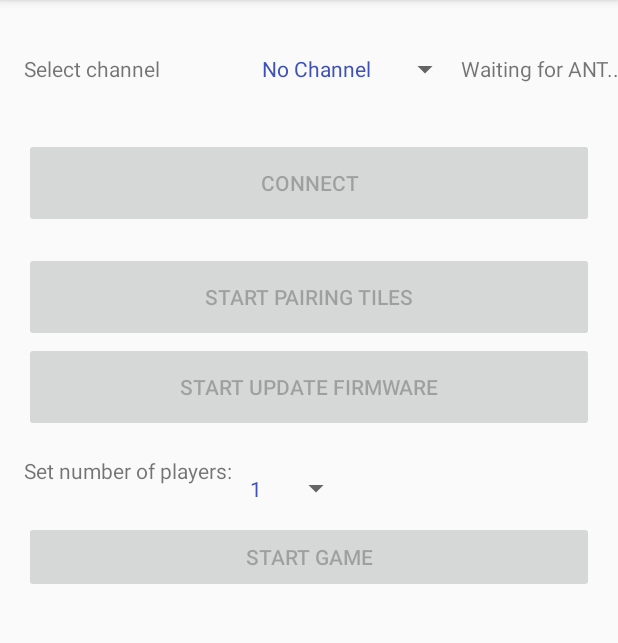
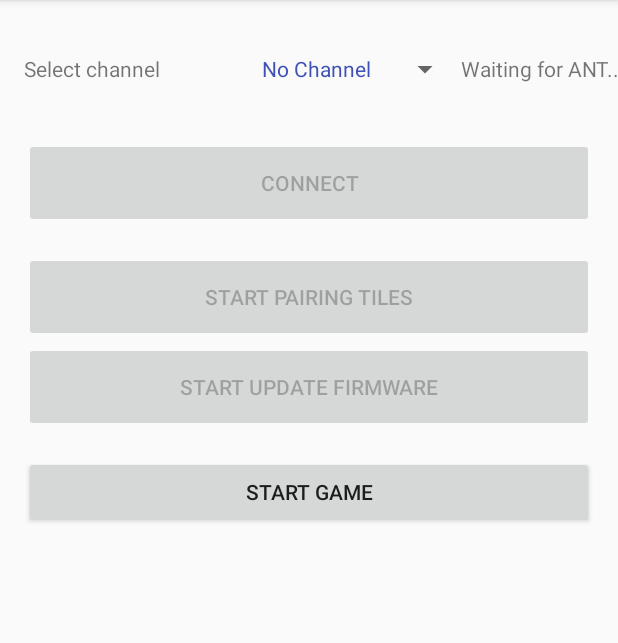
Before and after one commit to ChristineAlb/playwareHorse, an Android app: the screen it shows after launch (MainActivity), on a phone screen of 412 x 824 dp, the part 84-727 px from its top. Run offline under Robolectric (Android 15) with nearby library versions, the phone set to English and light mode, and no system bars; 1 statement that could not run was skipped.

Commit message:
something added to Horse class

```diff
--- a/app/src/main/java/com/example/christine/horse/MainActivity.java
+++ b/app/src/main/java/com/example/christine/horse/MainActivity.java
@@ -27,7 +27,7 @@ public class MainActivity extends AppCompatActivity implements OnAntEventListene
     private static String tag = MainActivity.class.getSimpleName();
     MotoConnection connection;
 
-    Spinner spinner,numPlayersSpinner;
+    Spinner spinner;
     Button connectButton,pairingButton,updFirmwareButton;
     LinearLayout actionsLayout;
     TextView tilesConnectedLabel;
@@ -146,39 +146,17 @@ public class MainActivity extends AppCompatActivity implements OnAntEventListene
             @Override
             public void onClick(View view) {
                 if(!playing) {
-                    game.setNumPlayers(numPlayersSpinner.getSelectedItemPosition());
                     game.startGame();
                     startGameButton.setText("STOP GAME");
-                    numPlayersSpinner.setEnabled(false);
                 } else {
                     game.stopGame();
                     startGameButton.setText("START GAME");
-                    numPlayersSpinner.setEnabled(true);
                 }
                 playing = !playing;
             }
         });
 
-        numPlayersSpinner = (Spinner) findViewById(R.id.numPlayersSpinner);
-        ArrayAdapter<String> adapter2 = new ArrayAdapter<String>(this, R.layout.spinner_item, getResources().getStringArray(R.array.players));
-        numPlayersSpinner.setAdapter(adapter2);
-        numPlayersSpinner.setOnItemSelectedListener(new AdapterView.OnItemSelectedListener() {
-            @Override
-            public void onItemSelected(AdapterView<?> adapterView, View view, int i, long l) {
-                if (i!=0) {
-                    startGameButton.setEnabled(true);
-                } else {
-                    startGameButton.setEnabled(false);
-                }
-            }
-
-            @Override
-            public void onNothingSelected(AdapterView<?> adapterView) {
-
-            }
-        });
-
-        //
+        // Game stuff ends here
     }
 
     public void enableActions(boolean enabled) {
--- a/app/src/main/res/layout/activity_main.xml
+++ b/app/src/main/res/layout/activity_main.xml
@@ -79,40 +79,21 @@
     </LinearLayout>
 
     <LinearLayout
-        android:id="@+id/gameLayout"
         android:layout_width="match_parent"
         android:layout_height="wrap_content"
         android:layout_marginEnd="16dp"
         android:layout_marginStart="16dp"
         android:layout_marginTop="16dp"
-        android:orientation="vertical"
+        android:orientation="horizontal"
         app:layout_constraintEnd_toEndOf="parent"
         app:layout_constraintStart_toStartOf="parent"
         app:layout_constraintTop_toBottomOf="@+id/actionsLayout">
-        <LinearLayout
-            android:id="@+id/gameSettingsLayout"
-            android:layout_height="wrap_content"
-            android:layout_width="match_parent"
-            android:orientation="horizontal"
-            >
-            <TextView
-                android:id="@+id/numPlayersText"
-                android:layout_width="wrap_content"
-                android:layout_height="match_parent"
-                android:text="Set number of players:"/>
-            <Spinner
-                android:id="@+id/numPlayersSpinner"
-                android:layout_height="match_parent"
-                android:layout_width="wrap_content"
-                tools:listitem="@layout/spinner_item"
-                android:entries="@array/players"/>
-        </LinearLayout>
         <Button
             android:id="@+id/playGame"
-            android:layout_width="match_parent"
-            android:layout_height="0dp"
+            android:layout_width="0dp"
+            android:layout_height="wrap_content"
             android:layout_weight="1"
-            android:text="START GAME" />
+            android:text="START GAME"/>
 
     </LinearLayout>
 
--- a/app/src/main/res/values/strings.xml
+++ b/app/src/main/res/values/strings.xml
@@ -33,14 +33,4 @@
         <item>6</item>
     </string-array>
 
-    <string-array name="players">
-        <item>1</item>
-        <item>2</item>
-        <item>3</item>
-        <item>4</item>
-        <item>5</item>
-        <item>6</item>
-    </string-array>
-
-
 </resources>
```
Also changed, not shown: app/src/main/java/com/example/christine/horse/Game.java (+11 -5 lines), app/src/main/java/com/example/christine/horse/Horse.java (+42 -3 lines).
